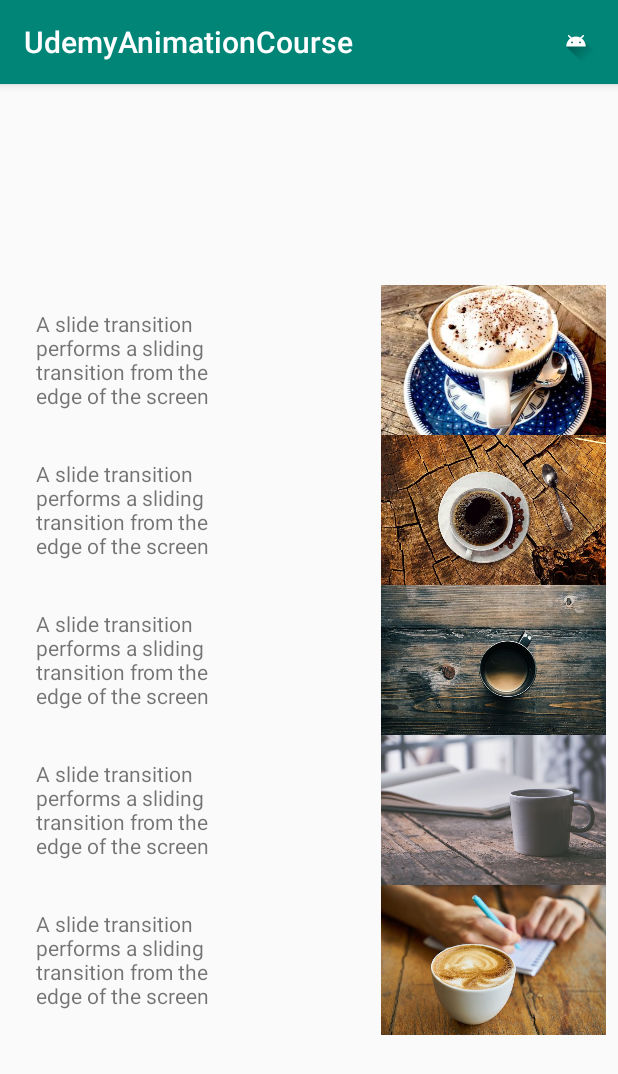
After one commit to ermolaevio/AnimationsCourse, an Android app: the CoordinatedSlideTransition screen opened directly, with no data from a screen before it, on a phone screen of 412 x 824 dp. The commit adds this screen. Shown: the top 1074 px of the screen. Run offline under Robolectric (Android 15) with nearby library versions, the light colour scheme and no system bars.

Commit message:
Lesson 25 coordinated slide transition with children of linearLayout

```diff
--- a/app/src/main/AndroidManifest.xml
+++ b/app/src/main/AndroidManifest.xml
@@ -36,6 +36,7 @@
         <activity android:name=".ch5.lesson20.SimpleTransitionActivity" />
         <activity android:name=".ch5.lesson21.TransitionResourcesActivity" />
         <activity android:name=".ch6.lesson24.ExplodeSlideTransition" />
+        <activity android:name=".ch6.lesson25.CoordinatedSlideTransition" />
     </application>
 
 </manifest>
--- a/app/src/main/java/com/ermolaevio/anim/MainActivity.kt
+++ b/app/src/main/java/com/ermolaevio/anim/MainActivity.kt
@@ -19,6 +19,7 @@ import com.ermolaevio.anim.ch4.lesson18.FromAnimatorResources
 import com.ermolaevio.anim.ch5.lesson20.SimpleTransitionActivity
 import com.ermolaevio.anim.ch5.lesson21.TransitionResourcesActivity
 import com.ermolaevio.anim.ch6.lesson24.ExplodeSlideTransition
+import com.ermolaevio.anim.ch6.lesson25.CoordinatedSlideTransition
 import kotlinx.android.synthetic.main.activity_main.*
 
 class MainActivity : AppCompatActivity() {
@@ -121,5 +122,11 @@ class MainActivity : AppCompatActivity() {
                 startActivity(this)
             }
         }
+
+        constSetBtn17.setOnClickListener {
+            Intent(this@MainActivity, CoordinatedSlideTransition::class.java).apply {
+                startActivity(this)
+            }
+        }
     }
 }
--- /dev/null
+++ b/app/src/main/java/com/ermolaevio/anim/ch6/lesson25/CoordinatedSlideTransition.kt
@@ -0,0 +1,47 @@
+package com.ermolaevio.anim.ch6.lesson25
+
+import android.os.Build
+import android.os.Bundle
+import android.transition.Slide
+import android.transition.TransitionManager
+import android.view.Gravity
+import android.view.Menu
+import android.view.MenuItem
+import android.view.View
+import androidx.annotation.RequiresApi
+import androidx.appcompat.app.AppCompatActivity
+import com.ermolaevio.anim.R
+import kotlinx.android.synthetic.main.activity_coordinated_slide_transiotion.*
+
+class CoordinatedSlideTransition : AppCompatActivity() {
+
+    private val transitionDuration = 100L
+
+    override fun onCreate(savedInstanceState: Bundle?) {
+        super.onCreate(savedInstanceState)
+        setContentView(R.layout.activity_coordinated_slide_transiotion)
+    }
+
+    override fun onCreateOptionsMenu(menu: Menu?): Boolean {
+        menuInflater.inflate(R.menu.menu, menu)
+        return super.onCreateOptionsMenu(menu)
+    }
+
+    @RequiresApi(Build.VERSION_CODES.LOLLIPOP)
+    override fun onOptionsItemSelected(item: MenuItem?): Boolean {
+
+        for (i in 0 until linearLayout.childCount) {
+            val view: View = linearLayout.getChildAt(i)
+
+            view.postDelayed({
+                TransitionManager.beginDelayedTransition(linearLayout, Slide(Gravity.END))
+                view.visibility = if (view.visibility == View.VISIBLE) {
+                    View.INVISIBLE
+                } else {
+                    View.VISIBLE
+                }
+            }, transitionDuration * i)
+        }
+        return super.onOptionsItemSelected(item)
+    }
+}
--- /dev/null
+++ b/app/src/main/res/layout/activity_coordinated_slide_transiotion.xml
@@ -0,0 +1,136 @@
+<?xml version="1.0" encoding="utf-8"?>
+<androidx.constraintlayout.widget.ConstraintLayout xmlns:android="http://schemas.android.com/apk/res/android"
+    xmlns:app="http://schemas.android.com/apk/res-auto"
+    xmlns:tools="http://schemas.android.com/tools"
+    android:layout_width="match_parent"
+    android:layout_height="match_parent"
+    tools:context=".MainActivity">
+
+    <LinearLayout
+        android:id="@+id/linearLayout"
+        android:layout_width="0dp"
+        android:layout_height="wrap_content"
+        android:layout_marginStart="8dp"
+        android:layout_marginTop="8dp"
+        android:layout_marginEnd="8dp"
+        android:layout_marginBottom="8dp"
+        android:orientation="vertical"
+        app:layout_constraintBottom_toBottomOf="parent"
+        app:layout_constraintEnd_toEndOf="parent"
+        app:layout_constraintStart_toStartOf="parent"
+        app:layout_constraintTop_toTopOf="parent">
+
+        <RelativeLayout
+            android:layout_width="match_parent"
+            android:layout_height="wrap_content"
+            android:orientation="horizontal">
+
+            <TextView
+                android:layout_width="@dimen/width"
+                android:layout_height="@dimen/height"
+                android:layout_alignParentStart="true"
+                android:layout_gravity="start"
+                android:padding="@dimen/padding"
+                android:text="@string/description" />
+
+            <ImageView
+                android:layout_width="@dimen/width"
+                android:layout_height="@dimen/height"
+                android:layout_alignParentEnd="true"
+                android:layout_gravity="end"
+                android:scaleType="centerCrop"
+                android:src="@drawable/coffee1" />
+        </RelativeLayout>
+
+        <RelativeLayout
+            android:layout_width="match_parent"
+            android:layout_height="wrap_content"
+            android:orientation="horizontal">
+
+            <TextView
+                android:layout_width="@dimen/width"
+                android:layout_height="@dimen/height"
+                android:layout_alignParentStart="true"
+                android:layout_gravity="start"
+                android:padding="@dimen/padding"
+                android:text="@string/description" />
+
+            <ImageView
+                android:layout_width="@dimen/width"
+                android:layout_height="@dimen/height"
+                android:layout_alignParentEnd="true"
+                android:layout_gravity="end"
+                android:scaleType="centerCrop"
+                android:src="@drawable/coffee2" />
+        </RelativeLayout>
+
+        <RelativeLayout
+            android:layout_width="match_parent"
+            android:layout_height="wrap_content"
+            android:orientation="horizontal">
+
+            <TextView
+                android:layout_width="@dimen/width"
+                android:layout_height="@dimen/height"
+                android:layout_alignParentStart="true"
+                android:layout_gravity="start"
+                android:padding="@dimen/padding"
+                android:text="@string/description" />
+
+            <ImageView
+                android:layout_width="@dimen/width"
+                android:layout_height="@dimen/height"
+                android:layout_alignParentEnd="true"
+                android:layout_gravity="end"
+                android:scaleType="centerCrop"
+                android:src="@drawable/coffee3" />
+        </RelativeLayout>
+
+        <RelativeLayout
+            android:layout_width="match_parent"
+            android:layout_height="wrap_content"
+            android:orientation="horizontal">
+
+            <TextView
+                android:layout_width="@dimen/width"
+                android:layout_height="@dimen/height"
+                android:layout_alignParentStart="true"
+                android:layout_gravity="start"
+                android:padding="@dimen/padding"
+                android:text="@string/description" />
+
+            <ImageView
+                android:layout_width="@dimen/width"
+                android:layout_height="@dimen/height"
+                android:layout_alignParentEnd="true"
+                android:layout_gravity="end"
+                android:scaleType="centerCrop"
+                android:src="@drawable/coffee4" />
+        </RelativeLayout>
+
+        <RelativeLayout
+            android:layout_width="match_parent"
+            android:layout_height="wrap_content"
+            android:orientation="horizontal">
+
+            <TextView
+                android:layout_width="@dimen/width"
+                android:layout_height="@dimen/height"
+                android:layout_alignParentStart="true"
+                android:layout_gravity="start"
+                android:padding="@dimen/padding"
+                android:text="@string/description" />
+
+
+            <ImageView
+                android:layout_width="@dimen/width"
+                android:layout_height="@dimen/height"
+                android:layout_alignParentEnd="true"
+                android:layout_gravity="end"
+                android:scaleType="centerCrop"
+                android:src="@drawable/coffee5" />
+        </RelativeLayout>
+
+    </LinearLayout>
+
+</androidx.constraintlayout.widget.ConstraintLayout>
--- a/app/src/main/res/layout/activity_main.xml
+++ b/app/src/main/res/layout/activity_main.xml
@@ -144,6 +144,14 @@
                 android:text="ExplodeSlideTransition"
                 app:layout_constraintTop_toBottomOf="@+id/constSetBtn14" />
 
+            <Button
+                android:id="@+id/constSetBtn17"
+                android:layout_width="match_parent"
+                android:layout_height="wrap_content"
+                android:layout_marginTop="10dp"
+                android:text="CoordinatedESlideTransition"
+                app:layout_constraintTop_toBottomOf="@+id/constSetBtn14" />
+
         </LinearLayout>
 
     </ScrollView>
--- /dev/null
+++ b/app/src/main/res/menu/menu.xml
@@ -0,0 +1,9 @@
+<?xml version="1.0" encoding="utf-8"?>
+<menu xmlns:android="http://schemas.android.com/apk/res/android"
+    xmlns:app="http://schemas.android.com/apk/res-auto">
+    <item
+        android:id="@+id/animate"
+        android:icon="@drawable/ic_launcher_foreground"
+        android:title="@string/animate"
+        app:showAsAction="always" />
+</menu>
--- /dev/null
+++ b/app/src/main/res/values/dimens.xml
@@ -0,0 +1,6 @@
+<?xml version="1.0" encoding="utf-8"?>
+<resources>
+    <dimen name="width">150dp</dimen>
+    <dimen name="height">100dp</dimen>
+    <dimen name="padding">16dp</dimen>
+</resources>
--- a/app/src/main/res/values/strings.xml
+++ b/app/src/main/res/values/strings.xml
@@ -2,4 +2,8 @@
     <string name="app_name">UdemyAnimationCourse</string>
     <string name="start">start</string>
     <string name="stop">stop</string>
+
+    <!--Lesson 25-->
+    <string name="description">A slide transition performs a sliding transition from the edge of the screen in a specified or default direction.</string>
+    <string name="animate">Animate</string>
 </resources>
```
Also changed, not shown: app/src/main/res/drawable/coffee1.jpg (added), app/src/main/res/drawable/coffee2.jpg (added), app/src/main/res/drawable/coffee3.jpg (added), app/src/main/res/drawable/coffee4.jpg (added), app/src/main/res/drawable/coffee5.jpg (added).
